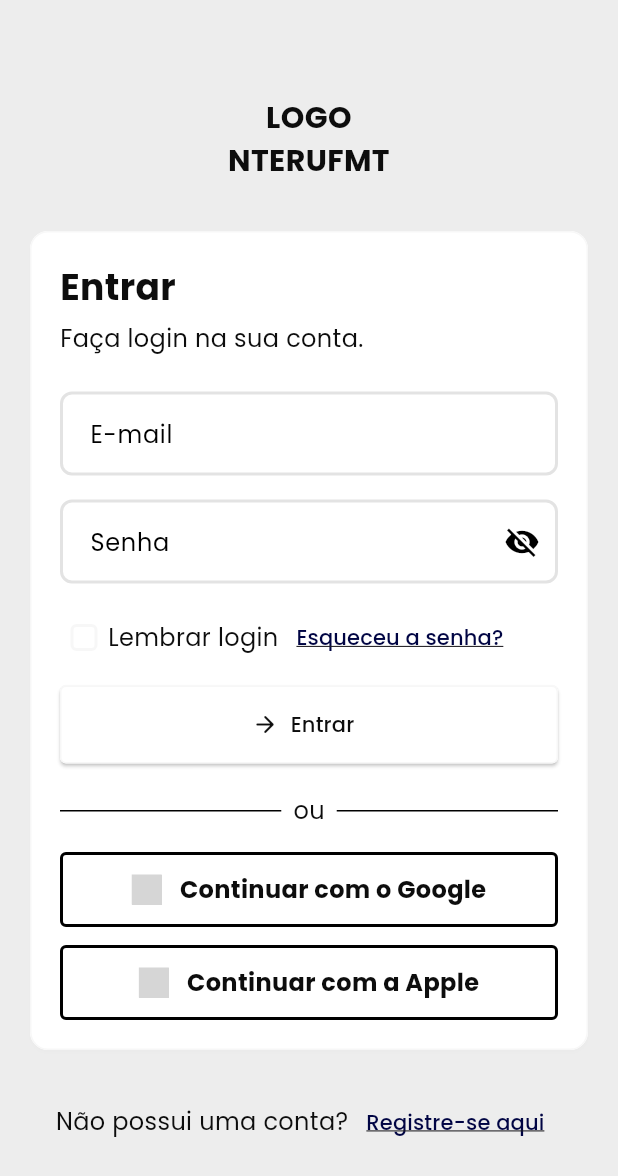
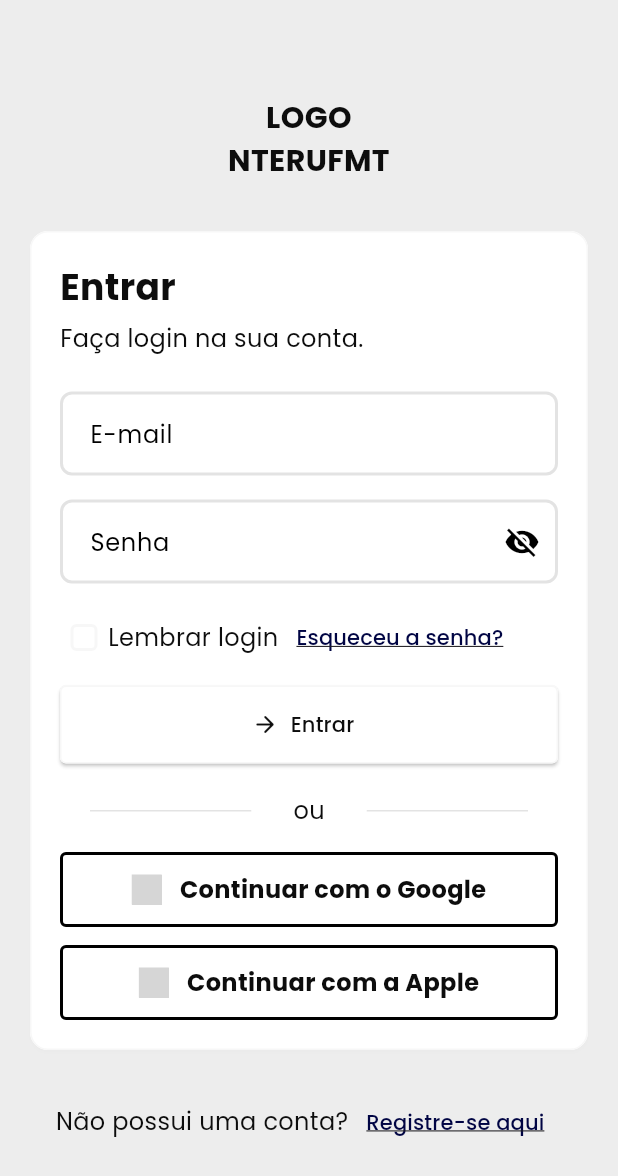
Before and after one commit to vihangel/UFMT-INTERUF, a Flutter app: the screen it shows after launch, on a phone screen of 412 x 824 dp. Shown: the top 1176 px of the screen. Run offline on Flutter 3.47's test engine with Material 3 defaults, Android fonts, the phone set to English and light mode, and no system bars; our stand-ins replace flutter_svg, go_router, google_fonts; grey boxes are pictures that could not be loaded.

Commit message:
divider theme

```diff
--- a/lib/core/theme/app_theme.dart
+++ b/lib/core/theme/app_theme.dart
@@ -76,6 +76,12 @@
         shape: RoundedRectangleBorder(borderRadius: BorderRadius.circular(4)),
         splashRadius: 18,
       ),
+      dividerTheme: DividerThemeData(
+        color: AppColors.inputBorder,
+        thickness: 1,
+        indent: 20,
+        endIndent: 20,
+      ),
     );
   }
 }
```
